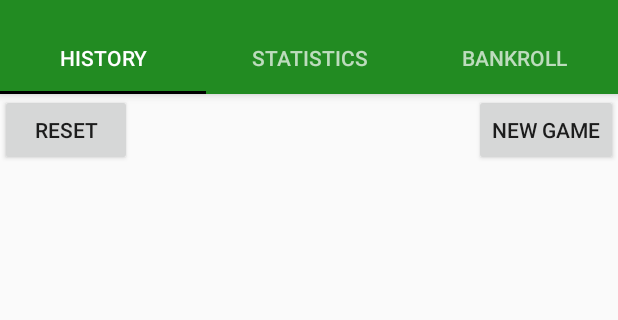
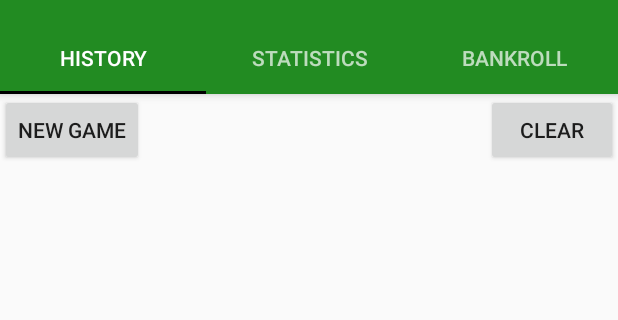
Before and after one commit to EthanYu22/Bankroll-Breakdown-Continued, an Android app: the screen it shows after launch (MainActivity), on a phone screen of 412 x 824 dp, the part 62-382 px from its top. Run offline under Robolectric (Android 15) with nearby library versions, the phone set to English and light mode, and no system bars.

Commit message:
Changed Alert Verbiage, Reset -> Clear Wording, & Swapped History Frag Button Layouts

```diff
--- a/PokerJournal/app/src/main/java/com/example/ethan/pokerjournal/BankDetailActivity.java
+++ b/PokerJournal/app/src/main/java/com/example/ethan/pokerjournal/BankDetailActivity.java
@@ -79,7 +79,7 @@ public class BankDetailActivity extends AppCompatActivity {
 
         // Confirmation Delete Transaction Alert
         AlertDialog.Builder altdial = new AlertDialog.Builder(BankDetailActivity.this);
-        altdial.setMessage("Do you want to delete this bank log?").setCancelable(false)
+        altdial.setMessage("Do you want to delete this transaction?").setCancelable(false)
                 .setPositiveButton("Delete Transaction", new DialogInterface.OnClickListener() {
                     @Override
                     public void onClick(DialogInterface dialogInterface, int which){
@@ -96,7 +96,7 @@ public class BankDetailActivity extends AppCompatActivity {
                     }
                 });
         AlertDialog alert = altdial.create();
-        alert.setTitle("Delete Bank Transaction");
+        alert.setTitle("Delete Transaction");
         alert.show();
     }
 }
--- a/PokerJournal/app/src/main/res/layout/bank.xml
+++ b/PokerJournal/app/src/main/res/layout/bank.xml
@@ -82,7 +82,7 @@
     // Reset Buton
     <Button
         android:id="@+id/buttonResetBank"
-        android:text="reset"
+        android:text="Clear"
         android:onClick="onClickResetBank"
         android:layout_alignParentTop="true"
         android:layout_alignParentEnd="true"
--- a/PokerJournal/app/src/main/res/layout/history.xml
+++ b/PokerJournal/app/src/main/res/layout/history.xml
@@ -7,9 +7,9 @@
 
     // New Game Button
     <Button
-        android:id="@+id/buttonNewGame"
-        android:text="New Game"
-        android:onClick="onClickNewGame"
+        android:id="@+id/buttonResetGames"
+        android:text="Clear"
+        android:onClick="onClickResetGame"
         android:layout_alignParentTop="true"
         android:layout_alignParentEnd="true"
         android:layout_width="wrap_content"
@@ -21,16 +21,16 @@
         android:scrollbars="vertical"
         android:fastScrollEnabled="true"
         android:fastScrollAlwaysVisible="true"
-        android:layout_below="@+id/buttonNewGame"
-        android:layout_alignEnd="@+id/buttonNewGame"
+        android:layout_below="@+id/buttonResetGames"
+        android:layout_alignEnd="@+id/buttonResetGames"
         android:layout_width="wrap_content"
         android:layout_height="wrap_content" />
 
     // Reset Button
     <Button
-        android:id="@+id/buttonResetGames"
-        android:text="Reset"
-        android:onClick="onClickResetGame"
+        android:id="@+id/buttonNewGame"
+        android:text="New Game"
+        android:onClick="onClickNewGame"
         android:layout_alignParentStart="true"
         android:layout_alignParentTop="true"
         android:layout_width="wrap_content"
```
Also changed, not shown: PokerJournal/app/src/main/java/com/example/ethan/pokerjournal/GameDetailActivity.java (+5 -6 lines), PokerJournal/app/src/main/java/com/example/ethan/pokerjournal/MainActivity.java (+5 -5 lines).
